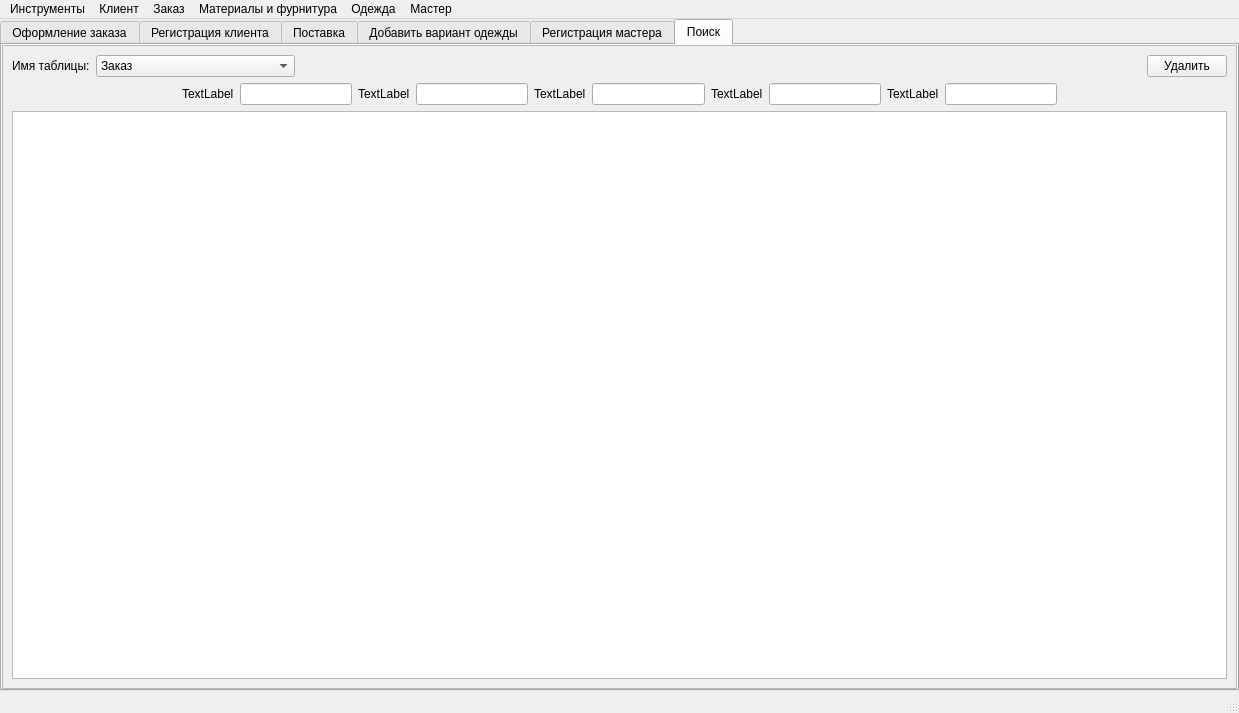
The window that mainwindow.ui (Nazarovv676/Studio) describes before a commit, drawn with Qt 5.
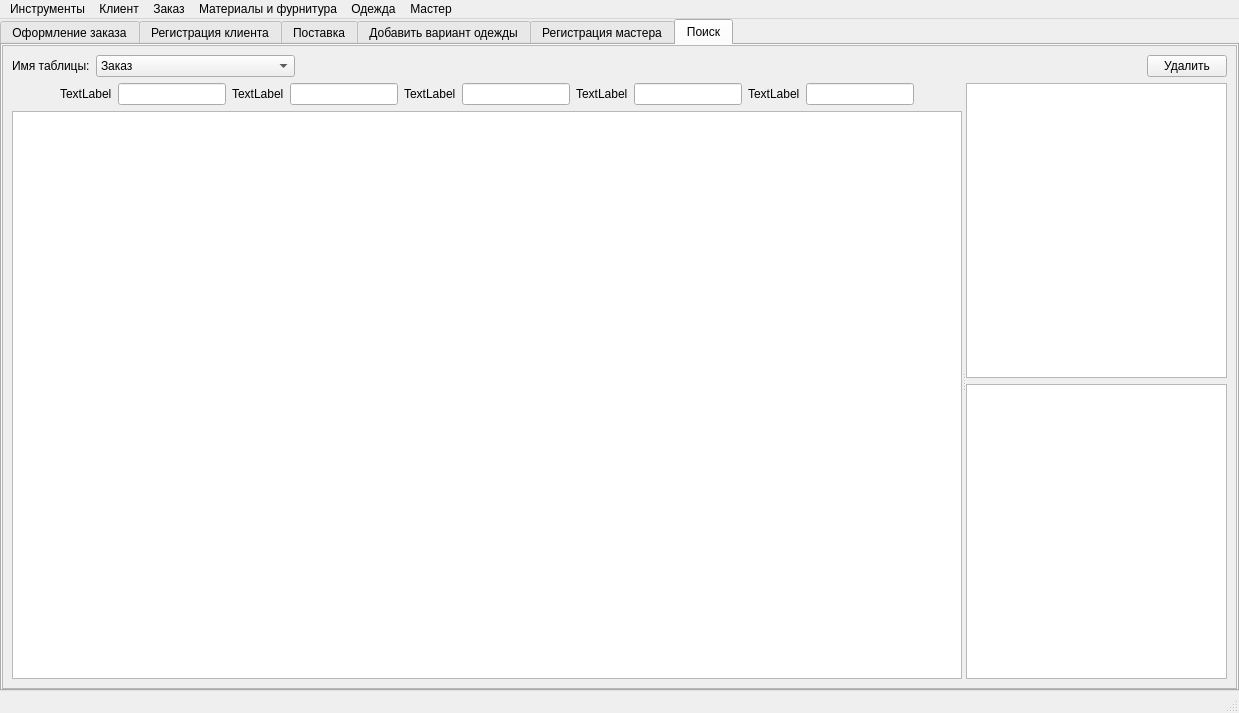
The same window after the commit. The open tabs and pages were chosen to show the change. Icons and pictures are not drawn.

Commit message: Add 2 tables for material and hardware in order search. Add all comboboxes for order.

What changed in the file:
```diff
--- a/mainwindow.ui
+++ b/mainwindow.ui
@@ -1711,7 +1711,7 @@
              <height>631</height>
             </rect>
            </property>
-           <layout class="QVBoxLayout" name="verticalLayout_11">
+           <layout class="QVBoxLayout" name="verticalLayout_13">
             <item>
              <layout class="QHBoxLayout" name="horizontalLayout_41">
               <item>
@@ -1792,6 +1792,19 @@
              </layout>
             </item>
             <item>
+             <widget class="QSplitter" name="splitter">
+              <property name="sizePolicy">
+               <sizepolicy hsizetype="Expanding" vsizetype="Expanding">
+                <horstretch>0</horstretch>
+                <verstretch>0</verstretch>
+               </sizepolicy>
+              </property>
+              <property name="orientation">
+               <enum>Qt::Horizontal</enum>
+              </property>
+              <widget class="QWidget" name="">
+               <layout class="QVBoxLayout" name="verticalLayout_12">
+                <item>
              <layout class="QHBoxLayout" name="horizontalLayout_47">
               <item>
                <spacer name="horizontalSpacer_49">
@@ -1932,6 +1945,40 @@
               <attribute name="verticalHeaderStretchLastSection">
                <bool>false</bool>
               </attribute>
+                 </widget>
+                </item>
+               </layout>
+              </widget>
+              <widget class="QWidget" name="">
+               <layout class="QVBoxLayout" name="verticalLayout_11">
+                <item>
+                 <widget class="QTableView" name="tableView_searchMaterial">
+                  <property name="selectionMode">
+                   <enum>QAbstractItemView::SingleSelection</enum>
+                  </property>
+                  <property name="sortingEnabled">
+                   <bool>true</bool>
+                  </property>
+                  <attribute name="verticalHeaderVisible">
+                   <bool>false</bool>
+                  </attribute>
+                 </widget>
+                </item>
+                <item>
+                 <widget class="QTableView" name="tableView_searchHardware">
+                  <property name="selectionMode">
+                   <enum>QAbstractItemView::SingleSelection</enum>
+                  </property>
+                  <property name="sortingEnabled">
+                   <bool>true</bool>
+                  </property>
+                  <attribute name="verticalHeaderVisible">
+                   <bool>false</bool>
+                  </attribute>
+                 </widget>
+                </item>
+               </layout>
+              </widget>
              </widget>
             </item>
            </layout>
```
Left out of the diff: 22 changed lines with no effect on the pictures. Lines whose indentation alone changed are shown as unchanged. The commit also changes 4 other files.
